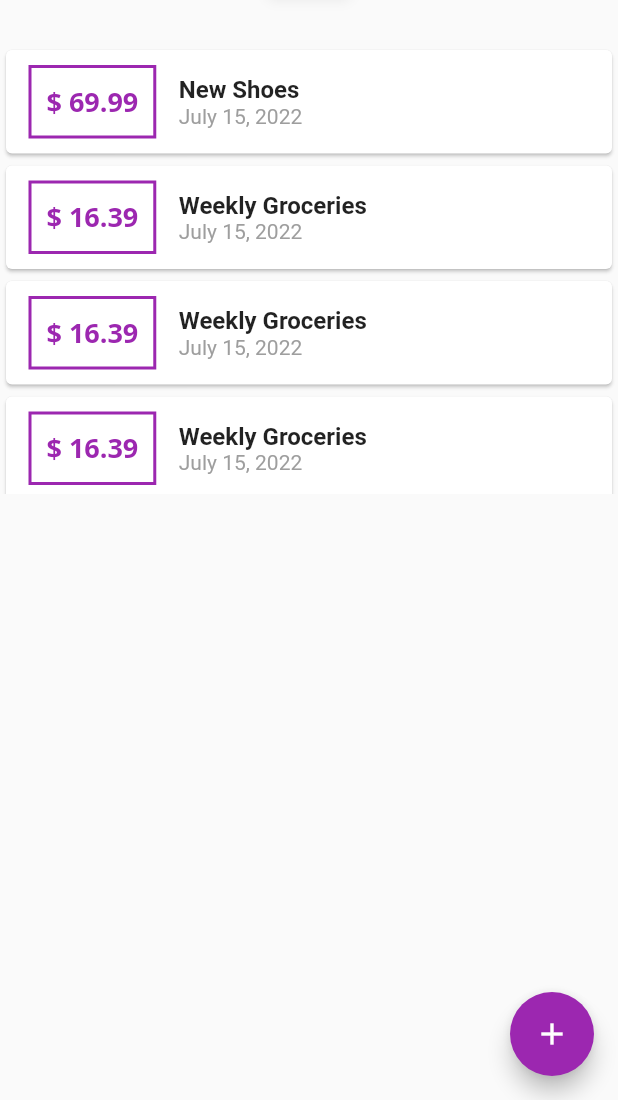
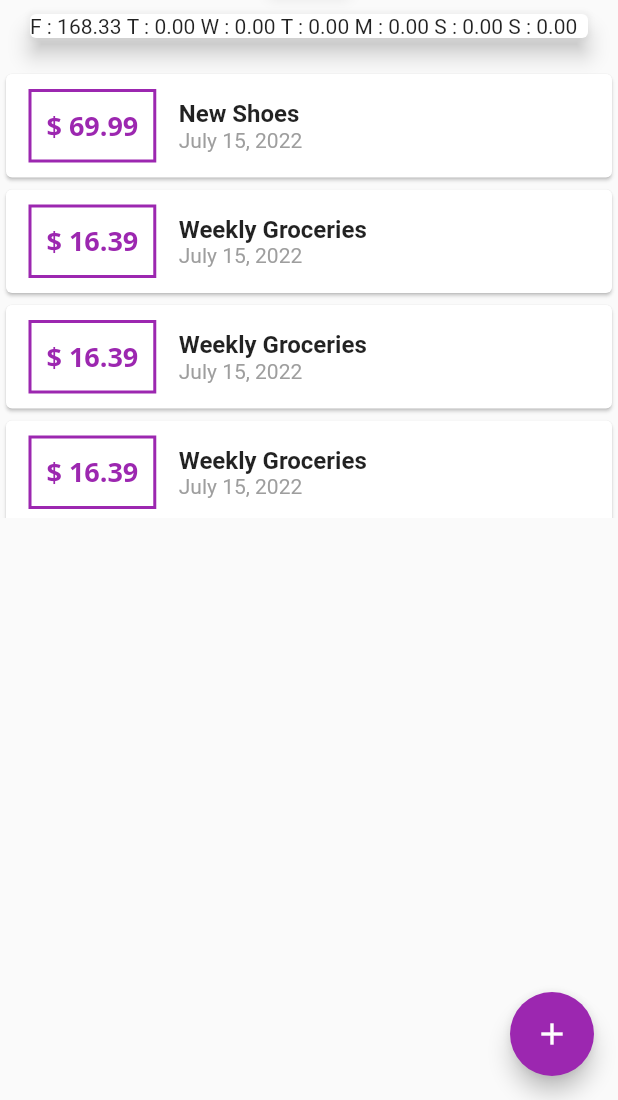
Before and after one commit to danthz2/udemy_expense_app, a Flutter app: the screen it shows after launch, on a phone screen of 412 x 824 dp, the part 136-1236 px from its top. Run offline on Flutter 3.47's test engine with Material 2 defaults, Android fonts, the phone set to English and light mode, and no system bars.

Commit message:
creating bars to our chart

```diff
--- a/lib/widgets/chart.dart
+++ b/lib/widgets/chart.dart
@@ -25,12 +25,10 @@
           }
         }
 
-        print(DateFormat.E().format(weekDay));
-        print(totalSum);
         return {
           //  value dari key 'day' diambil dari weekDay yang sudah di substract menjadi 1 huruf Day (contoh Tuesday = T)
-          'day': DateFormat.E().format(weekDay),
-          'amount': totalSum,
+          'day': DateFormat.E().format(weekDay).substring(0, 1),
+          'amount': totalSum.toStringAsFixed(2),
         };
       },
     );
@@ -38,11 +36,14 @@
 
   @override
   Widget build(BuildContext context) {
-    print(groupedTransactionsValues);
     return Card(
       elevation: 6,
       margin: EdgeInsets.all(20),
-      child: Row(),
+      child: Row(
+        children: groupedTransactionsValues.map((data) {
+          return Text("${data['day']} : ${data['amount']} ");
+        }).toList(),
+      ),
     );
   }
 }
```
Also changed, not shown: lib/widgets/chart_bar.dart (added, +48 -0 lines).
